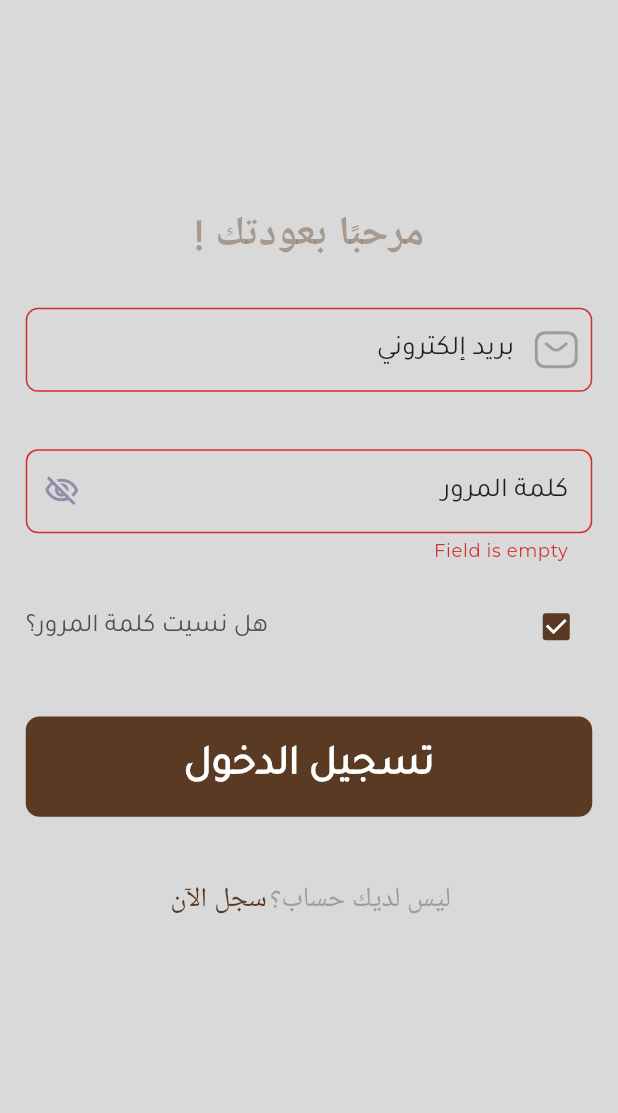
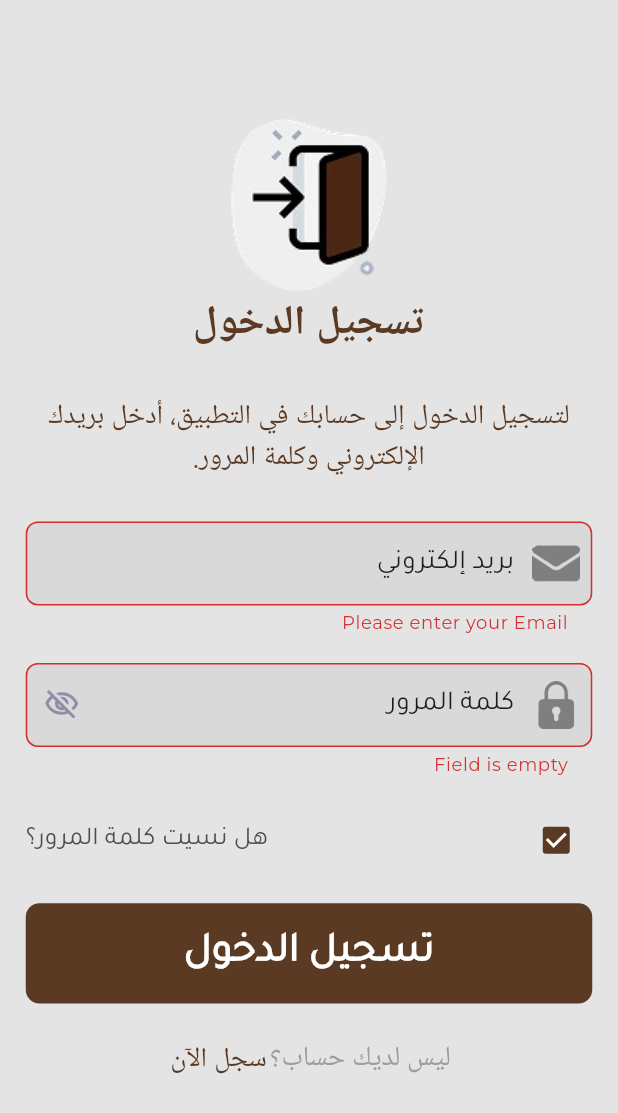
Before and after one commit to gamal8686/apg_2026, a Flutter app: the LoginView screen opened directly, after a tap on "تسجيل الدخول", on a phone screen of 412 x 824 dp. Shown: the top 1113 px of the screen. Run offline on Flutter 3.47's test engine with Material 3 defaults, Android fonts, the phone set to English and light mode, and no system bars; our stand-ins replace cached_network_image, flutter_screenutil, flutter_svg, lottie, pin_code_fields, shared_preferences and 1 more; accounts and stored records are empty.

Commit message:
Edit my Login page

```diff
--- a/lib/auth/login.dart
+++ b/lib/auth/login.dart
@@ -22,6 +22,7 @@ class _LoginViewState extends State<LoginView> {
   @override
   Widget build(BuildContext context) {
     return Scaffold(
+      backgroundColor: Color(0xffE4E4E4),
       body: SingleChildScrollView(
         padding: EdgeInsetsGeometry.all(15.w),
 
@@ -29,11 +30,31 @@ class _LoginViewState extends State<LoginView> {
           key: fromKey,
           child: Column(
             children: [
-              SizedBox(height: 100.h),
+              SizedBox(height: 50.h),
+              ClipOval(
+                clipBehavior: Clip.antiAliasWithSaveLayer,
+                child: AppImage(
+                  fit: BoxFit.cover,
+                  path: 'log.png',
+                  height: 100.h,
+                  width: 120.w,
+                ),
+              ),
               Text(
-                'مرحبًا بعودتك !',
+                  'تسجيل الدخول',
                 textAlign: TextAlign.center,
-                style: TextStyle(fontSize: 24.sp, fontWeight: FontWeight.bold),
+                style: TextStyle(
+                    color: Theme.of(context).primaryColor,
+                    fontSize: 24.sp, fontWeight: FontWeight.w700),
+              ),
+
+              SizedBox(height: 24.h),
+              Text(
+                'لتسجيل الدخول إلى حسابك في التطبيق، أدخل بريدك\nالإلكتروني وكلمة المرور.',
+                textAlign: TextAlign.center,
+                style: TextStyle(
+                    color: Theme.of(context).primaryColor,
+                    fontSize: 16.sp, fontWeight: FontWeight.w400),
               ),
               SizedBox(height: 24.h),
               AppInput(
@@ -42,11 +63,15 @@ class _LoginViewState extends State<LoginView> {
 
                 prefixIcon: Padding(
                   padding: const EdgeInsets.all(8.0),
-                  child: AppImage(path: 'sms.svg', height: 24.h, width: 24.w),
+                  child: AppImage(path: 'email.png', height: 24.h, width: 24.w),
                 ),
                 label: 'بريد إلكتروني',
               ),
               AppInput(
+                prefixIcon: Padding(
+                  padding: const EdgeInsets.all(8.0),
+                  child: AppImage(path: 'password.png', height: 24.h, width: 24.w),
+                ),
                 controller: password,
                 validator: InputValidator.passwordValidator,
 
@@ -70,7 +95,7 @@ class _LoginViewState extends State<LoginView> {
                   ),
                 ],
               ),
-              SizedBox(height: 30.h),
+              SizedBox(height: 15.h),
 
               AppButton(
                 text: 'تسجيل الدخول',
@@ -79,7 +104,7 @@ class _LoginViewState extends State<LoginView> {
                   if (fromKey.currentState!.validate()) {}
                 },
               ),
-              SizedBox(height: 30.h),
+              SizedBox(height: 15.h),
 
               AppLoginOrRegister(onPressed: () {}),
             ],
--- a/lib/core/components/app_validator.dart
+++ b/lib/core/components/app_validator.dart
@@ -13,7 +13,7 @@ class InputValidator {
   // RegExp if need regex if not need not problem
   static String?  phoneValidator(String? value) {
     if (value == null || value.isEmpty ) {
-    return   '';
+    return   'Please enter your Email';
     }
 
 
--- a/lib/main.dart
+++ b/lib/main.dart
@@ -82,7 +82,7 @@ class MyApp extends StatelessWidget {
           ),
           builder: (context, child) =>
               Directionality(textDirection: TextDirection.rtl, child: child!),
-        home: const SplashView(),
+        home: const LoginView(),
         );
 
 
```
Also changed, not shown: assets/images/email.png (added), assets/images/log.png (added), assets/images/password.png (added).
